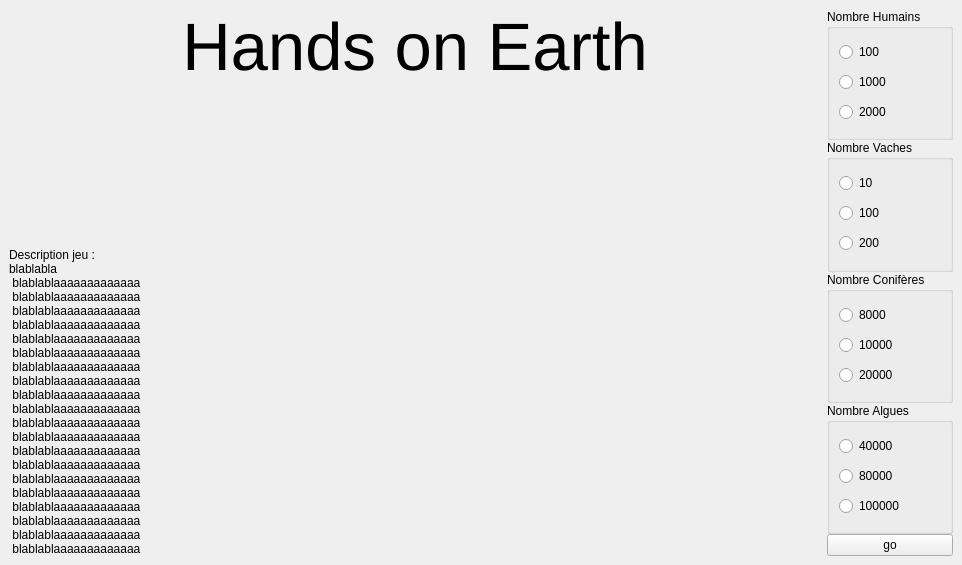
Fredecontre/ProjetCpp, file projet_graphique/projet_bis/fenetre1.ui: the form before one commit.
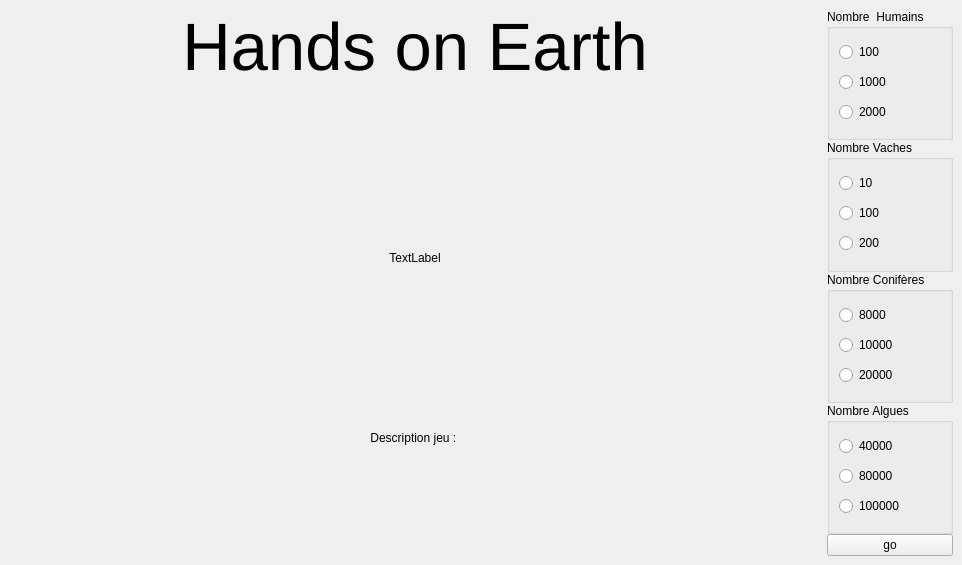
The form after the commit.

```diff
--- a/projet_graphique/projet_bis/fenetre1.ui
+++ b/projet_graphique/projet_bis/fenetre1.ui
@@ -19,6 +19,12 @@
      <layout class="QVBoxLayout" name="verticalLayout_6">
       <item>
        <widget class="QLabel" name="Titre_page">
+        <property name="sizePolicy">
+         <sizepolicy hsizetype="Preferred" vsizetype="Fixed">
+          <horstretch>0</horstretch>
+          <verstretch>0</verstretch>
+         </sizepolicy>
+        </property>
         <property name="font">
          <font>
           <pointsize>50</pointsize>
@@ -32,37 +38,80 @@
         </property>
        </widget>
       </item>
+      <item>
+       <spacer name="verticalSpacer_5">
+        <property name="orientation">
+         <enum>Qt::Vertical</enum>
+        </property>
+        <property name="sizeType">
+         <enum>QSizePolicy::MinimumExpanding</enum>
+        </property>
+        <property name="sizeHint" stdset="0">
+         <size>
+          <width>50</width>
+          <height>20</height>
+         </size>
+        </property>
+       </spacer>
+      </item>
+      <item>
+       <widget class="QLabel" name="Image_Presentation">
+        <property name="sizePolicy">
+         <sizepolicy hsizetype="MinimumExpanding" vsizetype="MinimumExpanding">
+          <horstretch>0</horstretch>
+          <verstretch>0</verstretch>
+         </sizepolicy>
+        </property>
+        <property name="text">
+         <string>TextLabel</string>
+        </property>
+        <property name="alignment">
+         <set>Qt::AlignCenter</set>
+        </property>
+       </widget>
+      </item>
+      <item>
+       <spacer name="verticalSpacer_6">
+        <property name="orientation">
+         <enum>Qt::Vertical</enum>
+        </property>
+        <property name="sizeType">
+         <enum>QSizePolicy::MinimumExpanding</enum>
+        </property>
+        <property name="sizeHint" stdset="0">
+         <size>
+          <width>50</width>
+          <height>20</height>
+         </size>
+        </property>
+       </spacer>
+      </item>
       <item>
        <widget class="QLabel" name="description_jeu">
         <property name="text">
-         <string>Description jeu : 
-blablabla 
- blablablaaaaaaaaaaaaa
- blablablaaaaaaaaaaaaa
- blablablaaaaaaaaaaaaa
- blablablaaaaaaaaaaaaa
- blablablaaaaaaaaaaaaa
- blablablaaaaaaaaaaaaa
- blablablaaaaaaaaaaaaa
- blablablaaaaaaaaaaaaa
- blablablaaaaaaaaaaaaa
- blablablaaaaaaaaaaaaa
- blablablaaaaaaaaaaaaa
- blablablaaaaaaaaaaaaa
- blablablaaaaaaaaaaaaa
- blablablaaaaaaaaaaaaa
- blablablaaaaaaaaaaaaa
- blablablaaaaaaaaaaaaa
- blablablaaaaaaaaaaaaa
- blablablaaaaaaaaaaaaa
- blablablaaaaaaaaaaaaa
- blablablaaaaaaaaaaaaa</string>
+         <string>Description jeu : </string>
         </property>
         <property name="alignment">
-         <set>Qt::AlignLeading|Qt::AlignLeft|Qt::AlignTop</set>
+         <set>Qt::AlignHCenter|Qt::AlignTop</set>
         </property>
        </widget>
       </item>
+      <item>
+       <spacer name="verticalSpacer_4">
+        <property name="orientation">
+         <enum>Qt::Vertical</enum>
+        </property>
+        <property name="sizeType">
+         <enum>QSizePolicy::MinimumExpanding</enum>
+        </property>
+        <property name="sizeHint" stdset="0">
+         <size>
+          <width>50</width>
+          <height>20</height>
+         </size>
+        </property>
+       </spacer>
+      </item>
       <item>
        <spacer name="horizontalSpacer">
         <property name="orientation">
@@ -86,7 +135,7 @@
       <item>
        <widget class="QGroupBox" name="groupBoxHumain">
         <property name="title">
-         <string>Nombre Humains</string>
+         <string>Nombre  Humains</string>
         </property>
         <layout class="QVBoxLayout" name="verticalLayout">
          <item>
```
